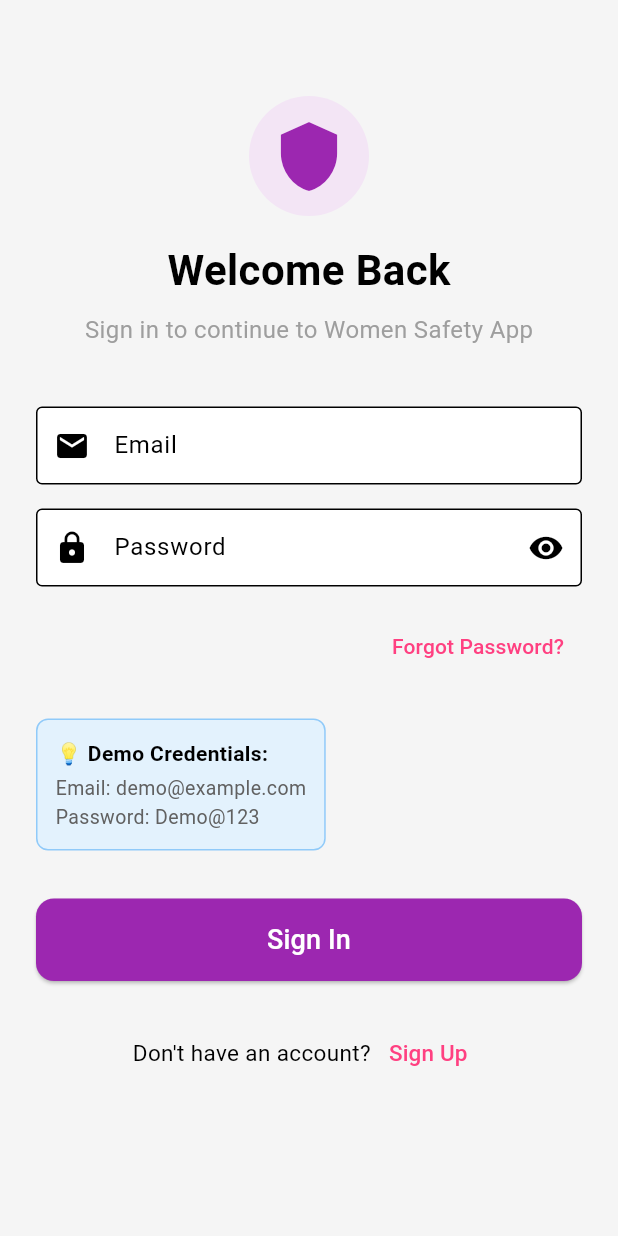
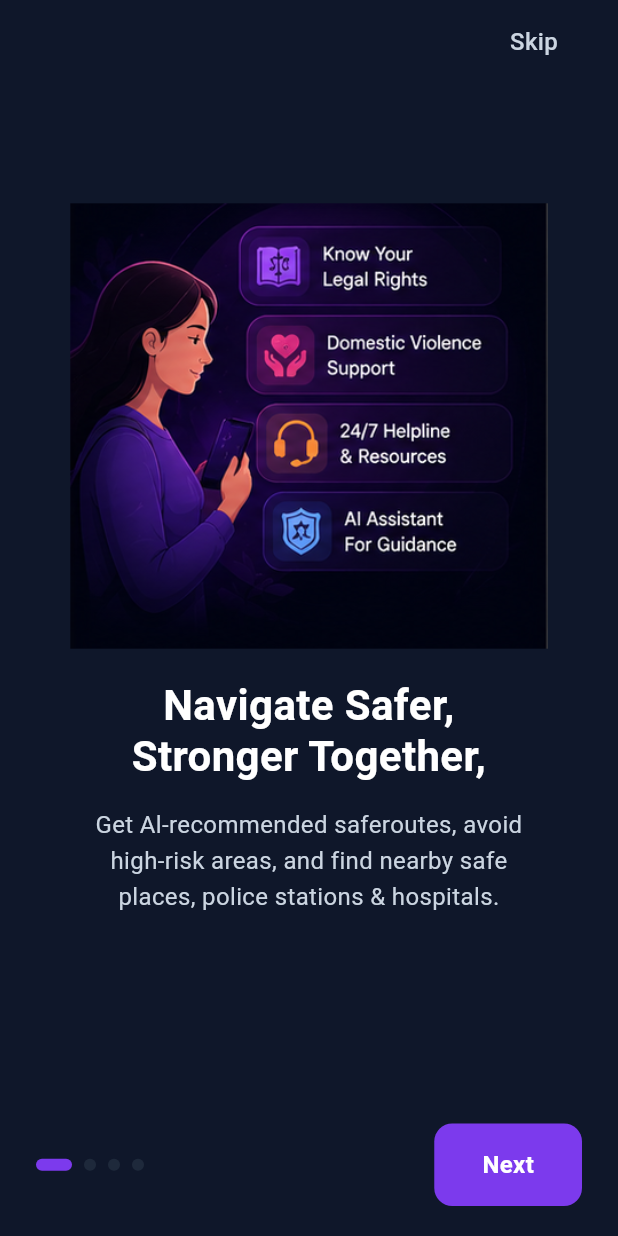
Before and after one commit to Ankita0325/women_safety_app, a Flutter app: the screen it shows after launch, on a phone screen of 412 x 824 dp. Run offline on Flutter 3.47's test engine with Material 3 defaults, Android fonts, the phone set to English and light mode, and no system bars; our stand-ins replace firebase_core, flutter_map, geolocator, latlong2, permission_handler, shared_preferences and 2 more; accounts and stored records are empty.

Commit message:
added onboarding screen and connected with login

```diff
--- a/frontend/lib/main.dart
+++ b/frontend/lib/main.dart
@@ -1,3 +1,5 @@
+// lib/main.dart
+
 import 'package:flutter/material.dart';
 import 'package:provider/provider.dart';
 import 'package:firebase_core/firebase_core.dart';
@@ -13,6 +15,7 @@ import 'services/route_service.dart';
 
 // Import screens
 import 'screen/splash_screen.dart';
+import 'screen/onboarding_screen.dart';
 import 'screen/home_screen.dart';
 import 'screen/login_screen.dart';
 import 'screen/register_screen.dart';
@@ -57,8 +60,9 @@ class MyApp extends StatelessWidget {
         initialRoute: '/',
         routes: {
           '/': (context) => const SplashScreen(),
+          '/onboarding': (context) => const OnboardingScreen(),
+          '/login': (context) => const LoginScreen(),
           '/home': (context) => const HomeScreen(),
-          '/login': (context) => const LoginScreen(),
           '/register': (context) => const RegisterScreen(),
           '/emergency': (context) => const EmergencyScreen(),
           '/heatmap': (context) => const HeatmapScreen(),
--- /dev/null
+++ b/frontend/lib/screen/onboarding_screen.dart
@@ -0,0 +1,304 @@
+// lib/screen/onboarding_screen.dart
+
+import 'package:flutter/material.dart';
+import 'package:shared_preferences/shared_preferences.dart';
+
+class OnboardingScreen extends StatefulWidget {
+  const OnboardingScreen({super.key});
+
+  @override
+  State<OnboardingScreen> createState() => _OnboardingScreenState();
+}
+
+class _OnboardingScreenState extends State<OnboardingScreen> {
+  final PageController _pageController = PageController();
+  int _currentPage = 0;
+
+  final List<OnboardingPage> _pages = const [
+    OnboardingPage(
+      image: 'assets/images/onboarding_1.png',
+      title: 'Navigate Safer,\nStronger Together,',
+      subtitle: 'Get Al-recommended saferoutes, avoid\nhigh-risk areas, and find nearby safe\nplaces, police stations & hospitals.',
+    ),
+    OnboardingPage(
+      image: 'assets/images/onboarding_2.png',
+      title: 'The Most\nEveryStep\nSafer Together',
+      subtitle: 'Report incidents anonymously, view\ncommunity alerts, and help build a\nsafer world for every woman.',
+    ),
+    OnboardingPage(
+      image: 'assets/images/onboarding_3.png',
+      title: 'One tap or voice\ncommand can alert your',
+      subtitle: 'Trusted contacts and share your live\nlocation instantly.',
+    ),
+    OnboardingPage(
+      image: 'assets/images/onboarding_4.png',
+      title: 'Know Your\nLegal Rights',
+      subtitle: 'Access legal rights, helplines, and AI\nguidance anytime. You are not\nalone, we are here for you.',
+    ),
+  ];
+
+  @override
+  Widget build(BuildContext context) {
+    return Scaffold(
+      backgroundColor: const Color(0xFF0F172A),
+      body: SafeArea(
+        child: Column(
+          children: [
+            // Skip button - top right
+            Padding(
+              padding: const EdgeInsets.symmetric(horizontal: 24, vertical: 8),
+              child: Row(
+                mainAxisAlignment: MainAxisAlignment.end,
+                children: [
+                  GestureDetector(
+                    onTap: _navigateToLogin,
+                    child: const Padding(
+                      padding: EdgeInsets.symmetric(horizontal: 16, vertical: 8),
+                      child: Text(
+                        'Skip',
+                        style: TextStyle(
+                          fontSize: 16,
+                          color: Color(0xFFCBD5E1),
+                          fontWeight: FontWeight.w500,
+                        ),
+                      ),
+                    ),
+                  ),
+                ],
+              ),
+            ),
+
+            // PageView
+            Expanded(
+              child: PageView.builder(
+                controller: _pageController,
+                onPageChanged: (index) {
+                  setState(() {
+                    _currentPage = index;
+                  });
+                },
+                itemCount: _pages.length,
+                itemBuilder: (context, index) {
+                  return OnboardingPageWidget(
+                    page: _pages[index],
+                  );
+                },
+              ),
+            ),
+
+            // Bottom navigation with dots and buttons
+            Container(
+              padding: const EdgeInsets.symmetric(horizontal: 24, vertical: 20),
+              color: const Color(0xFF0F172A),
+              child: Row(
+                mainAxisAlignment: MainAxisAlignment.spaceBetween,
+                children: [
+                  // Page indicator dots
+                  Row(
+                    children: List.generate(
+                      _pages.length,
+                      (index) => AnimatedContainer(
+                        duration: const Duration(milliseconds: 300),
+                        margin: const EdgeInsets.only(right: 8),
+                        width: _currentPage == index ? 24 : 8,
+                        height: 8,
+                        decoration: BoxDecoration(
+                          borderRadius: BorderRadius.circular(4),
+                          color: _currentPage == index
+                              ? const Color(0xFF7C3AED)
+                              : const Color(0xFF1E293B),
+                        ),
+                      ),
+                    ),
+                  ),
+
+                  // Back/Next buttons
+                  Row(
+                    children: [
+                      if (_currentPage > 0)
+                        GestureDetector(
+                          onTap: () {
+                            _pageController.previousPage(
+                              duration: const Duration(milliseconds: 400),
+                              curve: Curves.easeInOut,
+                            );
+                          },
+                          child: Container(
+                            padding: const EdgeInsets.symmetric(horizontal: 20, vertical: 12),
+                            decoration: BoxDecoration(
+                              color: const Color(0xFF1E293B),
+                              borderRadius: BorderRadius.circular(12),
+                            ),
+                            child: const Text(
+                              'Back',
+                              style: TextStyle(
+                                fontSize: 16,
+                                color: Color(0xFFCBD5E1),
+                                fontWeight: FontWeight.w600,
+                              ),
+                            ),
+                          ),
+                        ),
+                      if (_currentPage > 0) const SizedBox(width: 12),
+                      GestureDetector(
+                        onTap: () {
+                          if (_currentPage == _pages.length - 1) {
+                            _navigateToLogin();
+                          } else {
+                            _pageController.nextPage(
+                              duration: const Duration(milliseconds: 400),
+                              curve: Curves.easeInOut,
+                            );
+                          }
+                        },
+                        child: Container(
+                          padding: const EdgeInsets.symmetric(horizontal: 32, vertical: 16),
+                          decoration: BoxDecoration(
+                            color: const Color(0xFF7C3AED),
+                            borderRadius: BorderRadius.circular(12),
+                          ),
+                          child: Text(
+                            _currentPage == _pages.length - 1 ? 'Get Started' : 'Next',
+                            style: const TextStyle(
+                              fontSize: 16,
+                              color: Color(0xFFFFFFFF),
+                              fontWeight: FontWeight.w600,
+                            ),
+                          ),
+                        ),
+                      ),
+                    ],
+                  ),
+                ],
+              ),
+            ),
+          ],
+        ),
+      ),
+    );
+  }
+
+  Future<void> _navigateToLogin() async {
+    try {
+      // Save that user has seen onboarding
+      final prefs = await SharedPreferences.getInstance();
+      await prefs.setBool('hasSeenOnboarding', true);
+
+      // Navigate to login screen
+      if (mounted) {
+        Navigator.pushReplacementNamed(context, '/login');
+      }
+    } catch (e) {
+      // If SharedPreferences fails, still navigate
+      if (mounted) {
+        Navigator.pushReplacementNamed(context, '/login');
+      }
+    }
+  }
+}
+
+class OnboardingPage {
+  final String image;
+  final String title;
+  final String subtitle;
+
+  const OnboardingPage({
+    required this.image,
+    required this.title,
+    required this.subtitle,
+  });
+}
+
+class OnboardingPageWidget extends StatelessWidget {
+  final OnboardingPage page;
+
+  const OnboardingPageWidget({
+    super.key,
+    required this.page,
+  });
+
+  @override
+  Widget build(BuildContext context) {
+    return Container(
+      color: const Color(0xFF0F172A),
+      child: Padding(
+        padding: const EdgeInsets.symmetric(horizontal: 24),
+        child: Column(
+          mainAxisAlignment: MainAxisAlignment.center,
+          children: [
+            // Image container with fixed height
+            SizedBox(
+              height: 300,
+              child: Center(
+                child: Image.asset(
+                  page.image,
+                  fit: BoxFit.contain,
+                  width: double.infinity,
+                  errorBuilder: (context, error, stackTrace) {
+                    return Container(
+                      width: 200,
+                      height: 200,
+                      decoration: BoxDecoration(
+                        color: const Color(0xFF1E293B),
+                        borderRadius: BorderRadius.circular(20),
+                      ),
+                      child: Column(
+                        mainAxisAlignment: MainAxisAlignment.center,
+                        children: [
+                          const Icon(
+                            Icons.image_not_supported,
+                            size: 50,
+                            color: Color(0xFF7C3AED),
+                          ),
+                          const SizedBox(height: 10),
+                          Text(
+                            'Image not found',
+                            style: TextStyle(
+                              color: const Color(0xFFCBD5E1),
+                              fontSize: 14,
+                            ),
+                          ),
+                          Text(
+                            page.image.split('/').last,
+                            style: TextStyle(
+                              color: const Color(0xFFCBD5E1),
+                              fontSize: 10,
+                            ),
+                          ),
+                        ],
+                      ),
+                    );
+                  },
+                ),
+              ),
+            ),
+            const SizedBox(height: 20),
+            // Title
+            Text(
+              page.title,
+              textAlign: TextAlign.center,
+              style: const TextStyle(
+                fontSize: 28,
+                fontWeight: FontWeight.bold,
+                color: Color(0xFFFFFFFF),
+                height: 1.2,
+              ),
+            ),
+            const SizedBox(height: 16),
+            // Subtitle
+            Text(
+              page.subtitle,
+              textAlign: TextAlign.center,
+              style: const TextStyle(
+                fontSize: 16,
+                color: Color(0xFFCBD5E1),
+                height: 1.5,
+              ),
+            ),
+            const SizedBox(height: 40),
+          ],
+        ),
+      ),
+    );
+  }
+}
```
Also changed, not shown: frontend/lib/screen/splash_screen.dart (+35 -16 lines), frontend/assets/images/onboarding_1.png (added), frontend/assets/images/onboarding_2.png (added), frontend/assets/images/onboarding_3.png (added), frontend/assets/images/onboarding_4.png (added), 14 other files.
